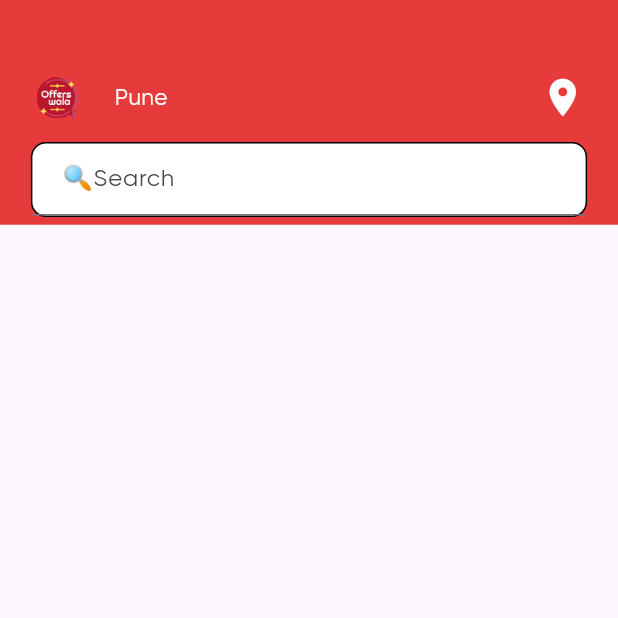
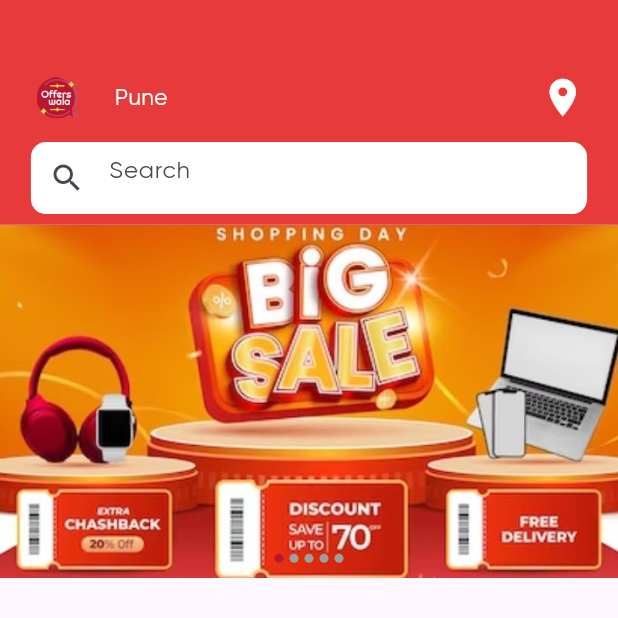
Before and after one commit to RamG222/offerswala, a Flutter app: the screen it shows after launch, on a phone screen of 412 x 824 dp, the top half of it. Run offline on Flutter 3.47's test engine with Material 3 defaults, Android fonts, the light colour scheme and no system bars; drawn by our look-alikes of flutter_image_slideshow, searchfield; our stand-ins replace geocoding, geolocator, page_transition, page_view_dot_indicator.

Commit message:
add image slider

```diff
--- a/lib/main.dart
+++ b/lib/main.dart
@@ -10,15 +10,13 @@ class MyApp extends StatelessWidget {
 
   @override
   Widget build(BuildContext context) {
-    void loadImages() async {
+    void loadImage() async {
       //for making slides images load faster by cache
       await precacheImage(AssetImage("assets/images/logo.png"), context);
-      await precacheImage(AssetImage("assets/images/01.gif"), context);
-      await precacheImage(AssetImage("assets/images/02.gif"), context);
-      await precacheImage(AssetImage("assets/images/03.gif"), context);
+
     }
 
-    loadImages();
+    loadImage();
 
     return MaterialApp(
       theme: ThemeData(
--- a/lib/screens/Home/homepage.dart
+++ b/lib/screens/Home/homepage.dart
@@ -1,5 +1,9 @@
 import 'package:flutter/material.dart';
+import 'package:flutter_image_slideshow/flutter_image_slideshow.dart';
+import 'package:offerswala/screens/Home/image_slider.dart';
 import 'package:searchfield/searchfield.dart';
+
+const containerBackgroundColor = Color.fromARGB(255, 231, 59, 59);
 
 class Home extends StatefulWidget {
   const Home({super.key});
@@ -18,13 +22,10 @@ class _HomeState extends State<Home> {
     return Scaffold(
       body: Column(
         children: [
-          //
           Container(
             height: mQHeight / 5.5,
             width: mQWidth,
-            decoration: BoxDecoration(
-              color: Color.fromARGB(255, 231, 59, 59),
-            ),
+            decoration: BoxDecoration(color: containerBackgroundColor),
             child: Column(
               children: [
                 SizedBox(
@@ -72,7 +73,6 @@ class _HomeState extends State<Home> {
                   margin: EdgeInsets.symmetric(horizontal: mQWidth / 20),
                   decoration: BoxDecoration(
                       color: Colors.white,
-                      border: Border.all(),
                       borderRadius: BorderRadius.circular(10)),
                   child: SearchField(
                     onSearchTextChanged: (query) {
@@ -90,11 +90,11 @@ class _HomeState extends State<Home> {
                               )))
                           .toList();
                     },
-                    hint: '🔍Search',
+                    hint: 'Search',
                     itemHeight: 50,
                     searchInputDecoration: InputDecoration(
-                      fillColor: Colors.white,
-                      contentPadding: EdgeInsets.only(left: 20),
+                      border: InputBorder.none,
+                      prefixIcon: Icon(Icons.search),
                       hintStyle: TextStyle(),
                     ),
                     suggestionsDecoration: SuggestionDecoration(
@@ -108,6 +108,7 @@ class _HomeState extends State<Home> {
               ],
             ),
           ),
+          imageSlider(mQHeight: mQHeight, mQWidth: mQWidth),
         ],
       ),
     );
--- /dev/null
+++ b/lib/screens/Home/image_slider.dart
@@ -0,0 +1,85 @@
+import 'package:flutter/material.dart';
+import 'package:flutter_image_slideshow/flutter_image_slideshow.dart';
+import 'package:offerswala/screens/Home/homepage.dart';
+
+class imageSlider extends StatelessWidget {
+  const imageSlider({
+    super.key,
+    required this.mQHeight,
+    required this.mQWidth,
+  });
+
+  final double mQHeight;
+  final double mQWidth;
+
+  @override
+  Widget build(BuildContext context) {
+    return Container(
+      height: mQHeight / 3.5,
+      decoration: BoxDecoration(
+        color: containerBackgroundColor,
+      ),
+      child: ImageSlideshow(
+        autoPlayInterval: 3000,
+        isLoop: true,
+        children: [
+          InkWell(
+            onTap: () {
+              print('object');
+            },
+            child: Image.asset(
+              'assets/images/image_slider/1.jpg',
+              width: mQWidth,
+              height: double.infinity,
+              fit: BoxFit.cover,
+            ),
+          ),
+          InkWell(
+            onTap: () {
+              print('object');
+            },
+            child: Image.asset(
+              'assets/images/image_slider/2.jpg',
+              width: mQWidth,
+              height: double.infinity,
+              fit: BoxFit.cover,
+            ),
+          ),
+          InkWell(
+            onTap: () {
+              print('object');
+            },
+            child: Image.asset(
+              'assets/images/image_slider/3.jpg',
+              width: mQWidth,
+              height: double.infinity,
+              fit: BoxFit.cover,
+            ),
+          ),
+          InkWell(
+            onTap: () {
+              print('object');
+            },
+            child: Image.asset(
+              'assets/images/image_slider/4.jpg',
+              width: mQWidth,
+              height: double.infinity,
+              fit: BoxFit.cover,
+            ),
+          ),
+          InkWell(
+            onTap: () {
+              print('object');
+            },
+            child: Image.asset(
+              'assets/images/image_slider/5.jpg',
+              width: mQWidth,
+              height: double.infinity,
+              fit: BoxFit.cover,
+            ),
+          ),
+        ],
+      ),
+    );
+  }
+}
--- a/lib/screens/form.dart
+++ /dev/null
@@ -1,22 +0,0 @@
-import 'package:flutter/material.dart';
-
-class FormTx extends StatefulWidget {
-  const FormTx({super.key});
-
-  @override
-  State<FormTx> createState() => _FormTxState();
-}
-
-class _FormTxState extends State<FormTx> {
-  @override
-  Widget build(BuildContext context) {
-    return Scaffold(
-      body: Column(
-        children: [
-          const SizedBox(height: 80),
-          TextFormField(),
-        ],
-      ),
-    );
-  }
-}
--- a/lib/screens/splash_screen.dart
+++ b/lib/screens/splash_screen.dart
@@ -9,8 +9,11 @@ class SplashScreen extends StatelessWidget {
     //showing splash screen for 3 seconds and then routing to next page
     void delayAndRoute() async {
       await Future.delayed(const Duration(milliseconds: 3000));
+      await precacheImage(AssetImage("assets/images/01.gif"), context);
+      await precacheImage(AssetImage("assets/images/02.gif"), context);
+      await precacheImage(AssetImage("assets/images/03.gif"), context);
+
       Navigator.pushReplacement(
-          // ignore: use_build_context_synchronously
           context,
           MaterialPageRoute(
             builder: (context) => const PreLogin1(),
@@ -18,7 +21,6 @@ class SplashScreen extends StatelessWidget {
     }
 
     delayAndRoute();
-
 
     return Scaffold(
       body: Container(
--- a/pubspec.yaml
+++ b/pubspec.yaml
@@ -11,7 +11,6 @@ dependencies:
   flutter:
     sdk: flutter
   cupertino_icons: ^1.0.6
-  shimmer: ^3.0.0
   page_view_dot_indicator: ^2.3.0
   url_launcher: ^6.2.5
   geolocator: ^11.0.0
@@ -19,8 +18,8 @@ dependencies:
   geocode: ^1.0.3
   simple_form_validations: ^1.0.1
   flutter_image_slideshow: ^0.1.6
+  searchfield: ^1.0.1
   page_transition: ^2.1.0
-  searchfield: ^1.0.1
 
 dev_dependencies:
   flutter_test:
```
Also changed, not shown: pubspec.lock.
